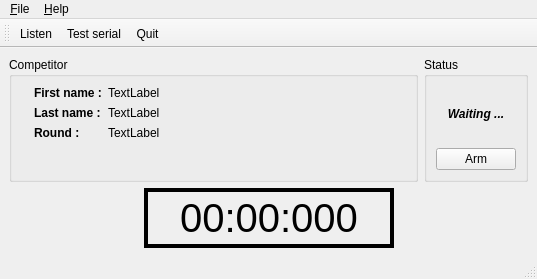
The window that server/src/ui/ChronoServer.ui (christarento/ChronoDuino) describes before a commit, drawn with Qt 5.
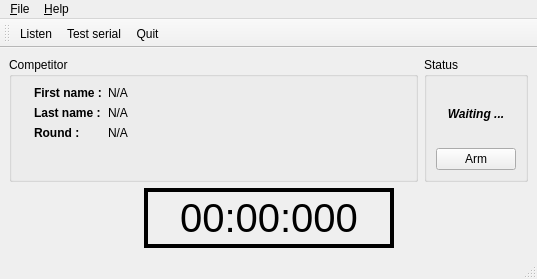
The same window after the commit. Icons and pictures are not drawn.

What changed in the file:
```diff
--- a/server/src/ui/ChronoServer.ui
+++ b/server/src/ui/ChronoServer.ui
@@ -61,7 +61,7 @@
               </sizepolicy>
              </property>
              <property name="text">
-              <string>TextLabel</string>
+              <string>N/A</string>
              </property>
             </widget>
            </item>
@@ -87,7 +87,7 @@
               </sizepolicy>
              </property>
              <property name="text">
-              <string>TextLabel</string>
+              <string>N/A</string>
              </property>
             </widget>
            </item>
@@ -107,7 +107,7 @@
            <item row="2" column="1">
             <widget class="QLabel" name="m_lbl_round">
              <property name="text">
-              <string>TextLabel</string>
+              <string>N/A</string>
              </property>
             </widget>
            </item>
```
